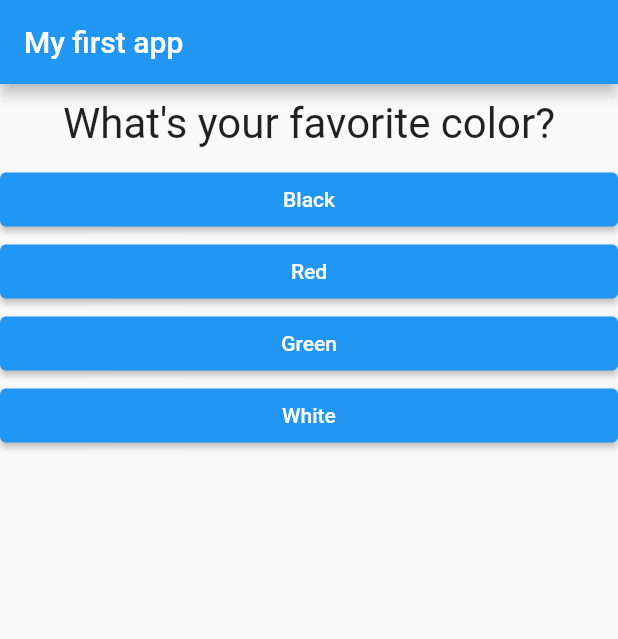
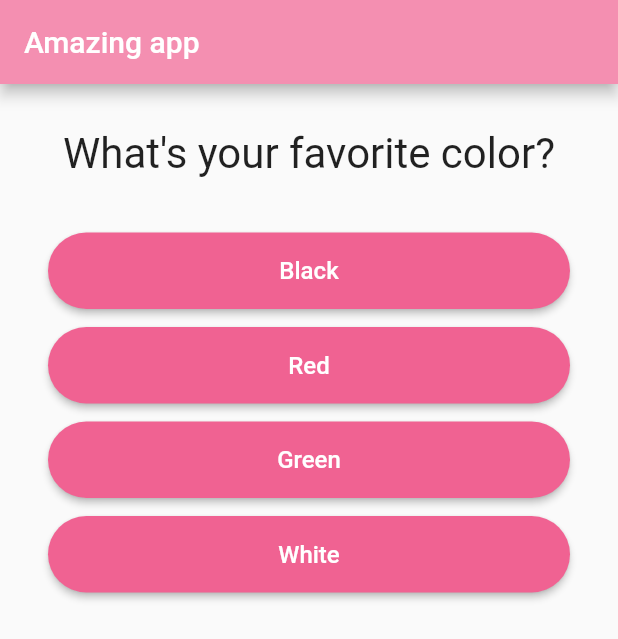
Before and after one commit to indianaea/quiz_app, a Flutter app: the screen it shows after launch, on a phone screen of 412 x 824 dp. Shown: the top 639 px of the screen. Run offline on Flutter 3.47's test engine with Material 2 defaults, Android fonts, the phone set to English and light mode, and no system bars; drawn by our look-alikes of animated_background.

Commit message:
takka, lita, font breytingar og animation bætt við

```diff
--- a/lib/answer.dart
+++ b/lib/answer.dart
@@ -9,14 +9,23 @@ class Answer extends StatelessWidget {
   @override
   Widget build(BuildContext context) {
     return Container(
-      width: double.infinity,
+      width: 400,
+      margin: EdgeInsets.symmetric(horizontal: 32, vertical: 6),
       child: ElevatedButton(
         style: ButtonStyle(
-          backgroundColor: MaterialStateProperty.all(Colors.blue),
+          backgroundColor: MaterialStateProperty.all(Colors.pink[300]),
+          shape: MaterialStateProperty.all<RoundedRectangleBorder>(
+            RoundedRectangleBorder(
+              borderRadius: BorderRadius.circular(30),
+            ),
+          ),
+          padding: MaterialStateProperty.all<EdgeInsetsGeometry>(
+            EdgeInsets.symmetric(horizontal: 8, vertical: 16),
+          ),
         ),
         child: Text(
           answerText,
-          style: TextStyle(color: Colors.white),
+          style: TextStyle(color: Colors.white, fontSize: 16),
         ),
         onPressed: selectHandler, //onPressed takes a function
       ),
--- a/lib/main.dart
+++ b/lib/main.dart
@@ -1,4 +1,5 @@
 import 'package:flutter/material.dart';
+import 'package:animated_background/animated_background.dart';
 
 import './quiz.dart';
 import './result.dart';
@@ -18,7 +19,7 @@ class MyApp extends StatefulWidget {
   }
 }
 
-class _MyAppState extends State<MyApp> {
+class _MyAppState extends State<MyApp> with TickerProviderStateMixin {
   final _questions = const [
     {
       'questionText': 'What\'s your favorite color?',
@@ -78,17 +79,37 @@ class _MyAppState extends State<MyApp> {
   Widget build(BuildContext context) {
     return MaterialApp(
       home: Scaffold(
-        // Scaffold creates a base page design for you app
+        // Scaffold creates a base page design for your app
         appBar: AppBar(
-          title: Text('My first app'),
+          title: Text('Amazing app'),
+          backgroundColor: Colors.pink[200],
         ),
-        body: _questionIndex < _questions.length
+        body: Stack(
+          children: [
+            AnimatedBackground(
+              behaviour: RandomParticleBehaviour(
+                options: ParticleOptions(
+                  spawnMaxRadius: 50,
+                  spawnMinSpeed: 10.00,
+                  particleCount: 68,
+                  spawnMaxSpeed: 50,
+                  minOpacity: 0.3,
+                  spawnOpacity: 0.4,
+                  baseColor: Colors.pink[100]!,
+                ),
+              ),
+              vsync: this,
+              child: Container(),
+            ),
+            _questionIndex < _questions.length
                 ? Quiz(
                     answerQuestion: _answerQuestion,
                     questionIndex: _questionIndex,
                     questions: _questions,
                   )
                 : Result(_totalScore, _resetQuiz),
+          ],
+        ),
       ),
     );
   }
--- a/lib/question.dart
+++ b/lib/question.dart
@@ -10,7 +10,7 @@ class Question extends StatelessWidget {
   Widget build(BuildContext context) {
     return Container(
       width: double.infinity,
-      margin: EdgeInsets.all(10),
+      margin: EdgeInsets.all(30),
       child: Text(
         questionText,
         style: TextStyle(fontSize: 28),
--- a/lib/result.dart
+++ b/lib/result.dart
@@ -34,7 +34,7 @@ class Result extends StatelessWidget {
           TextButton(
             child: Text(
               'Restart quiz!',
-              style: TextStyle(color: Colors.blue),
+              style: TextStyle(color: Colors.pink, fontSize: 20),
             ),
             onPressed: resetHandler,
           ),
--- a/pubspec.yaml
+++ b/pubspec.yaml
@@ -35,6 +35,7 @@ dependencies:
   # The following adds the Cupertino Icons font to your application.
   # Use with the CupertinoIcons class for iOS style icons.
   cupertino_icons: ^1.0.2
+  animated_background: ^2.0.0
 
 dev_dependencies:
   flutter_test:
```
Also changed, not shown: pubspec.lock. Lines whose indentation alone changed are shown as unchanged.
